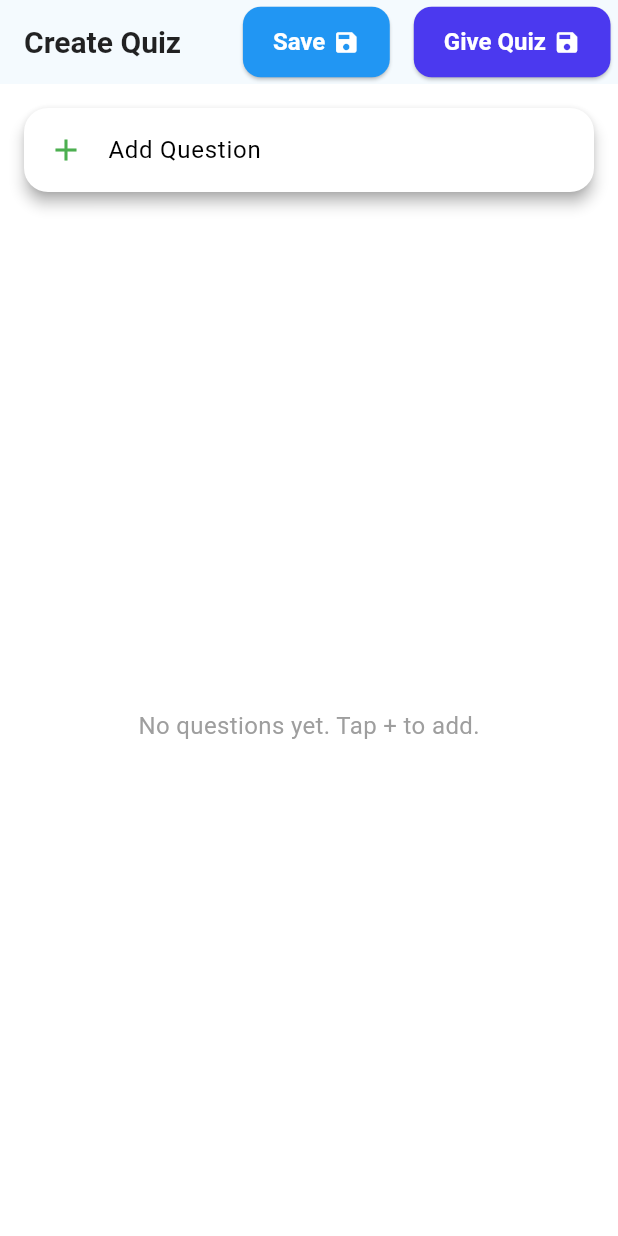
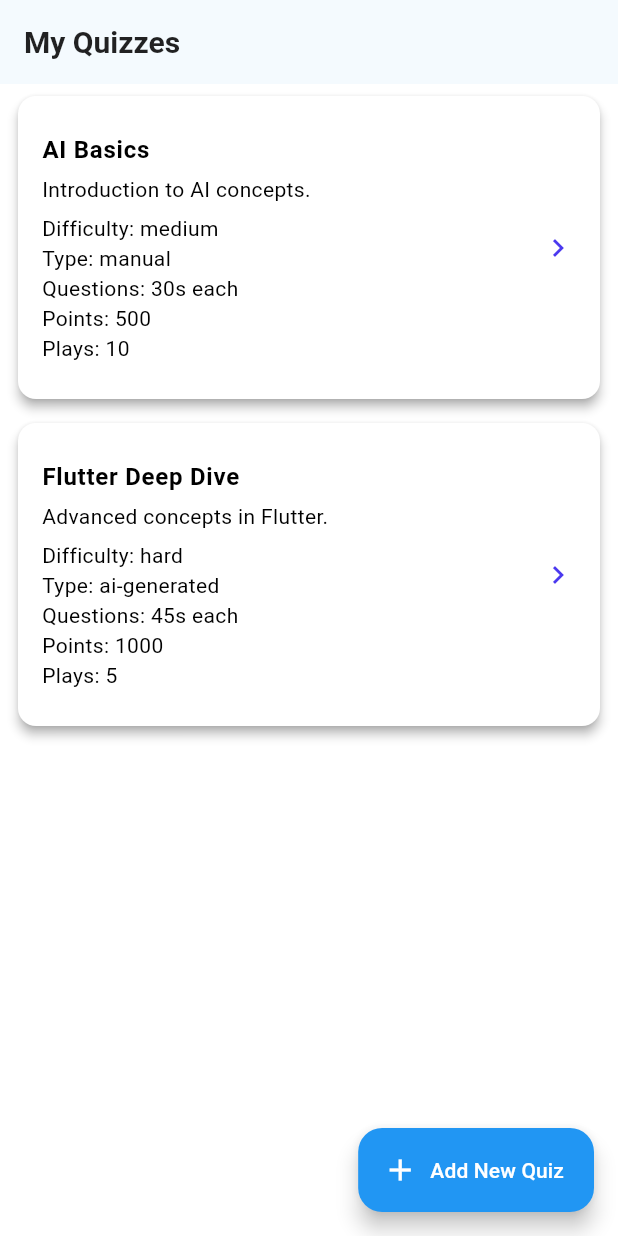
Before and after one commit to darshanvaru/Kvizz, a Flutter app: the screen it shows after launch, on a phone screen of 412 x 824 dp. Run offline on Flutter 3.47's test engine with Material 3 defaults, Android fonts, the phone set to English and light mode, and no system bars; Roboto replaces fonts that are missing (Poppins).

Commit message:
Refactor quiz creation flow and enhance question handling with new Quiz model

```diff
--- a/lib/main.dart
+++ b/lib/main.dart
@@ -1,5 +1,6 @@
 import 'package:flutter/material.dart';
 import 'package:kvizz/screens/create_quiz_screen.dart';
+import 'package:kvizz/screens/my_quiz.dart';
 // import 'package:kvizz/screens/auth_screen.dart';
 import 'package:kvizz/screens/quiz_screen.dart';
 
@@ -79,7 +80,7 @@ class MyApp extends StatelessWidget {
       debugShowCheckedModeBanner: false,
       title: 'Kwizz',
       theme: quizAppTheme,
-      home: QuizCreationScreen()
+      home: MyQuizzesScreen()
     );
   }
 }
--- a/lib/models/Question.dart
+++ b/lib/models/Question.dart
@@ -5,13 +5,7 @@ class QuestionModel {
   QuestionType type;
   String question;
   List<String> options;
-  dynamic correctAnswer;
-  /*
-    Empty for open ended,
-    single item for single and vica versa for multiple,
-    correct order list for reorder,
-    2 for true anf false
-  */
+  List<String> correctAnswer;
 
   QuestionModel({
     required this.id,
--- /dev/null
+++ b/lib/models/Quiz.dart
@@ -0,0 +1,37 @@
+import 'package:kvizz/models/Question.dart';
+
+class Quiz {
+  final String id;
+  final String title;
+  final String description;
+  List<QuestionModel> questions;
+  final String type;
+  final int timePerQuestion;
+  final String questionOrder;
+  final int pointsPerQuestion;
+  final int timesPlayed;
+  final int averageScore;
+  final int totalUserPlayed;
+  final int participantLimit;
+  final String difficulty;
+  final bool isActive;
+  final DateTime createdAt;
+
+  Quiz({
+    required this.id,
+    required this.title,
+    required this.description,
+    required this.questions,
+    required this.type,
+    required this.timePerQuestion,
+    required this.questionOrder,
+    required this.pointsPerQuestion,
+    required this.timesPlayed,
+    required this.averageScore,
+    required this.totalUserPlayed,
+    required this.participantLimit,
+    required this.difficulty,
+    required this.isActive,
+    required this.createdAt,
+  });
+}
--- a/lib/providers/dummy_data.dart
+++ b/lib/providers/dummy_data.dart
@@ -1,32 +1,74 @@
 import '../models/Question.dart';
+import '../models/Quiz.dart';
 
 final List<QuestionModel> questions = [
-  // QuestionModel(
-  //   id: DateTime.now().millisecondsSinceEpoch.toString(),
-  //   question: "What is the capital of France?",
-  //   options: ["Paris", "London", "Berlin", "Rome"],
-  //   type: QuestionType.single,
-  //   correctAnswer: 0,
-  // ),
-  // QuestionModel(
-  //   id: DateTime.now().millisecondsSinceEpoch.toString(),
-  //   question: "Select the programming languages.",
-  //   options: ["Python", "Flutter", "C++", "HTML"],
-  //   type: QuestionType.multiple,
-  //   correctAnswer: {0, 2},
-  // ),
-  // QuestionModel(
-  //   id: DateTime.now().millisecondsSinceEpoch.toString(),
-  //   question: "Describe your experience with AI.",
-  //   options: [],
-  //   type: QuestionType.open,
-  //   correctAnswer: ["good", "excellent", "Fabulous"],
-  // ),
-  // QuestionModel(
-  //   id: DateTime.now().millisecondsSinceEpoch.toString(),
-  //   question: "Arrange the steps in priority.",
-  //   options: ["Plan", "Code", "Design", "Test"],
-  //   type: QuestionType.reorder,
-  //   correctAnswer: ["Plan", "Design", "Code", "Test"],
-  // ),
+  QuestionModel(
+    id: DateTime.now().millisecondsSinceEpoch.toString(),
+    question: "What is the capital of France?",
+    options: ["Paris", "London", "Berlin", "Rome"],
+    type: QuestionType.single,
+    correctAnswer: ["Paris"],
+  ),
+  QuestionModel(
+    id: DateTime.now().millisecondsSinceEpoch.toString(),
+    question: "Select the programming languages.",
+    options: ["Python", "Flutter", "C++", "HTML"],
+    type: QuestionType.multiple,
+    correctAnswer: ["python", "c++"],
+  ),
+  QuestionModel(
+    id: DateTime.now().millisecondsSinceEpoch.toString(),
+    question: "Describe your experience with AI.",
+    options: [],
+    type: QuestionType.open,
+    correctAnswer: ["good", "excellent", "Fabulous"],
+  ),
+  QuestionModel(
+    id: DateTime.now().millisecondsSinceEpoch.toString(),
+    question: "Arrange the steps in priority.",
+    options: ["Plan", "Code", "Design", "Test"],
+    type: QuestionType.reorder,
+    correctAnswer: ["Plan", "Design", "Code", "Test"],
+  ),
 ];
+
+final List<Quiz> dummyQuizzes = [
+  Quiz(
+    id: "1",
+    title: "AI Basics",
+    description: "Introduction to AI concepts.",
+    questions: questions,
+    type: "manual",
+    timePerQuestion: 30,
+    questionOrder: "fixed",
+    pointsPerQuestion: 500,
+    timesPlayed: 10,
+    averageScore: 75,
+    totalUserPlayed: 20,
+    participantLimit: 10,
+    difficulty: "medium",
+    isActive: true,
+    createdAt: DateTime.now().subtract(const Duration(days: 2)),
+  ),
+  Quiz(
+    id: "2",
+    title: "Flutter Deep Dive",
+    description: "Advanced concepts in Flutter.",
+    questions: questions,
+    type: "ai-generated",
+    timePerQuestion: 45,
+    questionOrder: "random",
+    pointsPerQuestion: 1000,
+    timesPlayed: 5,
+    averageScore: 60,
+    totalUserPlayed: 8,
+    participantLimit: 20,
+    difficulty: "hard",
+    isActive: true,
+    createdAt: DateTime.now().subtract(const Duration(days: 1)),
+  ),
+];
+
+void clearDummyData() {
+  questions.clear();
+}
--- a/lib/screens/create_quiz_screen.dart
+++ b/lib/screens/create_quiz_screen.dart
@@ -10,12 +10,22 @@ import '../widgets/question_types_widgets/single_choice_question_widget.dart';
 import '../widgets/question_types_widgets/true_false_question_widget.dart';
 
 class QuizCreationScreen extends StatefulWidget {
+  final List<QuestionModel>? questions;
+
+  QuizCreationScreen({Key? key, this.questions}) : super(key: key);
+
   @override
   _QuizCreationScreenState createState() => _QuizCreationScreenState();
 }
 
 class _QuizCreationScreenState extends State<QuizCreationScreen> {
-  List<QuestionModel> questions = [];
+  late List<QuestionModel> questions;
+
+  @override
+  void initState() {
+    super.initState();
+    questions = widget.questions ?? [];
+  }
 
   void _addQuestion(QuestionType type) {
     final newQuestion = QuestionModel(
@@ -65,7 +75,7 @@ class _QuizCreationScreenState extends State<QuizCreationScreen> {
               return;
             }
           }
-          if (!q.options.contains(q.options[q.correctAnswer.first])) {
+          if (!q.options.contains(q.correctAnswer.first)) {
             _showError(
               'Single choice question "${q.question}" must have a correct answer selected.',
             );
@@ -100,7 +110,7 @@ class _QuizCreationScreenState extends State<QuizCreationScreen> {
           print("Correct answer type: ${q.correctAnswer.runtimeType}");
           print("Correct answer list: ${q.correctAnswer}");
           // q.correctAnswer.every((answer) => print({answer.trim()}));?
-          if (q.correctAnswer.isEmpty || q.correctAnswer.trim().isEmpty) {
+          if (q.correctAnswer.isEmpty) {
             _showError(
               'Open-ended question "${q.question}" must have a correct answer.',
             );
@@ -116,24 +126,6 @@ class _QuizCreationScreenState extends State<QuizCreationScreen> {
             );
             return;
           }
-          // List<String> correctOrder = q.correctAnswer
-          //     .split(',')
-          //     .map((e) => e.trim())
-          //     .where((e) => e.isNotEmpty)
-          //     .toList();
-          //
-          // if (correctOrder.length != q.options.length) {
-          //   _showError(
-          //     'Reorder question "${q.question}" must have correct order matching all options.',
-          //   );
-          //   return;
-          // }
-          // if (!Set.from(q.options).containsAll(correctOrder)) {
-          //   _showError(
-          //     'Correct order does not match options in question "${q.question}".',
-          //   );
-          //   return;
-          // }
           print("Reorder question log");
           print("Reorder question options: ${q.options}");
           print("Reorder question correct answer: ${q.correctAnswer}");
@@ -142,7 +134,7 @@ class _QuizCreationScreenState extends State<QuizCreationScreen> {
 
         case QuestionType.trueFalse:
           print("Correct answer type: ${q.correctAnswer.runtimeType}");
-          if (!(q.correctAnswer == 'True' || q.correctAnswer == 'False')) {
+          if (!(q.correctAnswer.first == 'True' || q.correctAnswer.first == 'False')) {
             _showError(
               'True/False question "${q.question}" must have a correct answer selected.',
             );
@@ -151,7 +143,7 @@ class _QuizCreationScreenState extends State<QuizCreationScreen> {
           break;
       }
     }
-    print("___out of switch");
+    print("___out of Validation switch");
 
     // Reorder question shuffling (don’t change correctAnswer!)
     for (var q in questions) {
@@ -163,7 +155,9 @@ class _QuizCreationScreenState extends State<QuizCreationScreen> {
       }
     }
 
+
     // Save to dummy data
+    dummy_data.clearDummyData(); // Clear existing questions
     dummy_data.questions.addAll(questions);
 
     ScaffoldMessenger.of(
@@ -234,13 +228,34 @@ class _QuizCreationScreenState extends State<QuizCreationScreen> {
   Widget build(BuildContext context) {
     return Scaffold(
       appBar: AppBar(
-        title: Row(
+        title: FittedBox(
+          child: Row(
             mainAxisAlignment: MainAxisAlignment.spaceBetween,
             children: [
               Text('Create Quiz'),
-            Padding(
-              padding: const EdgeInsets.symmetric(vertical: 18.0),
-              child: ElevatedButton(
+            ],
+          ),
+        ),
+        actions: [
+          Row(
+            children: [
+              ElevatedButton(
+                onPressed: () {
+                  Navigator.of(context).pushReplacement(
+                    MaterialPageRoute(builder: (context) => QuizScreen()),
+                  );
+                },
+                child: Row(
+                  mainAxisSize: MainAxisSize.min,
+                  children: [
+                    Text("Give Quiz"),
+                    SizedBox(width: 5),
+                    Icon(Icons.save),
+                  ],
+                ),
+              ),
+              SizedBox(width: 5),
+              ElevatedButton(
                 onPressed: questions.isEmpty
                     ? () {
                   ScaffoldMessenger.of(context).showSnackBar(
@@ -284,30 +299,7 @@ class _QuizCreationScreenState extends State<QuizCreationScreen> {
                     Icon(Icons.save),
                   ],
                 ),
-              ),
-            ),
-          ],
-        ),
-        actions: [
-          Row(
-            children: [
-              ElevatedButton(
-                onPressed: () {
-                  Navigator.of(context).pushReplacement(
-                    MaterialPageRoute(builder: (context) => QuizScreen()),
-                  );
-                },
-                child: Row(
-                  mainAxisSize: MainAxisSize.min,
-                  children: [
-                    Text("Give Quiz"),
-                    SizedBox(width: 5),
-                    Icon(Icons.save),
-                  ],
-                ),
-              ),
-
-              SizedBox(width: 5),
+              )
             ],
           ),
         ],
@@ -355,7 +347,7 @@ class _QuizCreationScreenState extends State<QuizCreationScreen> {
                             borderRadius: BorderRadius.circular(10),
                             boxShadow: [
                               BoxShadow(
-                                color: Colors.grey.withOpacity(0.8),
+                                color: Colors.grey.withValues(alpha: 0.8),
                                 spreadRadius: 2,
                                 blurRadius: 5,
                               ),
--- /dev/null
+++ b/lib/screens/my_quiz.dart
@@ -0,0 +1,70 @@
+import 'package:flutter/material.dart';
+import '../providers/dummy_data.dart';
+import 'create_quiz_screen.dart';
+
+class MyQuizzesScreen extends StatelessWidget {
+  const MyQuizzesScreen({super.key});
+
+  @override
+  Widget build(BuildContext context) {
+    return Scaffold(
+      appBar: AppBar(
+        title: const Text("My Quizzes"),
+      ),
+      body: ListView.builder(
+        itemCount: dummyQuizzes.length,
+        itemBuilder: (ctx, index) {
+          final quiz = dummyQuizzes[index];
+          return InkWell(
+            onTap: () {
+              print("On Tap for quiz: ${quiz.title}");
+              Navigator.push(
+                context,
+                MaterialPageRoute(builder: (_) => QuizCreationScreen(questions: quiz.questions)),
+              );
+            },
+            child: Card(
+              margin: const EdgeInsets.symmetric(horizontal: 12, vertical: 8),
+              elevation: 3,
+              shape: RoundedRectangleBorder(borderRadius: BorderRadius.circular(12)),
+              child: ListTile(
+                contentPadding: const EdgeInsets.all(16),
+                title: Text(
+                  quiz.title,
+                  style: const TextStyle(fontWeight: FontWeight.bold),
+                ),
+                subtitle: Column(
+                  crossAxisAlignment: CrossAxisAlignment.start,
+                  children: [
+                    const SizedBox(height: 4),
+                    Text(quiz.description),
+                    const SizedBox(height: 6),
+                    Text("Difficulty: ${quiz.difficulty}"),
+                    Text("Type: ${quiz.type}"),
+                    Text("Questions: ${quiz.timePerQuestion}s each"),
+                    Text("Points: ${quiz.pointsPerQuestion}"),
+                    Text("Plays: ${quiz.timesPlayed}"),
+                  ],
+                ),
+                trailing: Icon(
+                  Icons.chevron_right,
+                  color: Theme.of(context).primaryColor,
+                ),
+              ),
+            ),
+          );
+        },
+      ),
+      floatingActionButton: FloatingActionButton.extended(
+        onPressed: () {
+          Navigator.push(
+            context,
+            MaterialPageRoute(builder: (_) => QuizCreationScreen()),
+          );
+        },
+        label: const Text("Add New Quiz"),
+        icon: const Icon(Icons.add),
+      ),
+    );
+  }
+}
--- a/lib/screens/quiz_screen.dart
+++ b/lib/screens/quiz_screen.dart
@@ -95,13 +95,13 @@ class _QuizScreenState extends State<QuizScreen> with TickerProviderStateMixin {
 
     switch (question.type) {
       case QuestionType.single:
-        isCorrect = selectedRadio == question.correctAnswer.first;
+        isCorrect = question.options[selectedRadio?? 0] == question.correctAnswer.first;
         pointsAwarded = isCorrect ? 1 : 0;
 
         print("-------------------");
         print("Question Type: ${question.type}");
         print("Question: ${question.question}");
-        print("Answer: ${question.options[question.correctAnswer.first]}");
+        print("Answer: ${question.correctAnswer.first}");
         print("Answer Submitted: ${selectedRadio != null ? question.options[selectedRadio!] : 'None'}");
         print("Is Correct? $isCorrect");
         print("Time Taken: $timeTaken Milliseconds");
@@ -114,16 +114,16 @@ class _QuizScreenState extends State<QuizScreen> with TickerProviderStateMixin {
         break;
 
       case QuestionType.multiple:
-        Set<int> correct = Set<int>.from(question.correctAnswer);
-        isCorrect =
-            Set<int>.from(selectedIndexes).containsAll(correct) &&
-                selectedIndexes.length == correct.length;
+        isCorrect = selectedIndexes.every((index) => question.correctAnswer.contains(question.options[index])) &&
+            selectedIndexes.length == question.correctAnswer.length;
+            // Set<int>.from(selectedIndexes).containsAll(correct) &&
+            //     selectedIndexes.length == correct.length;
         pointsAwarded = isCorrect ? 1 : 0;
 
         print("-------------------");
         print("Question Type: ${question.type}");
         print("Question: ${question.question}");
-        print("Correct Answers: ${correct.map((i) => question.options[i]).join(', ')}");
+        print("Correct Answers: ${(question.correctAnswer as List).map((i) => question.options[i]).join(', ')}");
         print("Selected Answers: ${selectedIndexes.map((i) => question.options[i]).join(', ')}");
         print("Is Correct? $isCorrect");
         print("Time Taken: $timeTaken Milliseconds");
@@ -137,21 +137,14 @@ class _QuizScreenState extends State<QuizScreen> with TickerProviderStateMixin {
 
       case QuestionType.open:
         final answer = answerController.text.trim();
-        bool isStringInList(String input, List<String> options) {
-          return options.any(
-                (element) => element.trim().toLowerCase() == input.trim().toLowerCase(),
-          );
-        }
-
-        isCorrect = answer.isNotEmpty &&
-            isStringInList(answer, question.correctAnswer.split(','));
+        isCorrect = answer.isNotEmpty && question.correctAnswer.contains(answer);
 
         pointsAwarded = isCorrect ? 1 : 0;
 
         print("-------------------");
         print("Question Type: ${question.type}");
         print("Question: ${question.question}");
-        print("Correct Answers: ${question.correctAnswer}");
+        print("Correct Answers: ${question.correctAnswer.join(', ')}");
         print("Answer Submitted: $answer");
         print("Is Correct? $isCorrect");
         print("Time Taken: $timeTaken Milliseconds");
@@ -165,7 +158,7 @@ class _QuizScreenState extends State<QuizScreen> with TickerProviderStateMixin {
 
       case QuestionType.reorder:
         List<String> userOrder = reorderedOptions.map((e) => e.value).toList();
-        List<String> correctOrder = List<String>.from(question.correctAnswer);
+        List<String> correctOrder = question.correctAnswer;
 
         isCorrect = const ListEquality().equals(userOrder, correctOrder);
         pointsAwarded = isCorrect ? 1 : 0;
@@ -186,20 +179,18 @@ class _QuizScreenState extends State<QuizScreen> with TickerProviderStateMixin {
         break;
 
       case QuestionType.trueFalse:
-        print("SelectedRadio: $selectedRadio");
-        print("CorrectAnswer (String): ${question.correctAnswer}");
+        // Convert the string "true"/"false" to index: 1 for true, 0 for false
+        // int correctIndex = question.correctAnswer.first.toLowerCase() == "true" ? 1 : 0;
+        String selectedLabel = selectedRadio == 0 ? "true" : "false";
 
-        // Convert the string "true"/"false" to index: 1 for true, 0 for false
-        int correctIndex = question.correctAnswer.trim().toLowerCase() == "true" ? 1 : 0;
-
-        isCorrect = selectedRadio == correctIndex;
+        isCorrect = selectedLabel == question.correctAnswer.first.toLowerCase();
         pointsAwarded = isCorrect ? 1 : 0;
 
         print("-------------------");
         print("Question Type: ${question.type}");
         print("Question: ${question.question}");
-        print("Correct Answer: ${correctIndex == 1 ? 'True' : 'False'}");
-        print("Answer Submitted: ${selectedRadio == 1 ? 'True' : selectedRadio == 0 ? 'False' : 'None'}");
+        print("Correct Answer: ${question.correctAnswer.first}");
+        print("Answer Submitted: ${selectedLabel}");
         print("Is Correct? $isCorrect");
         print("Time Taken: $timeTaken seconds");
         print("-------------------");
@@ -238,6 +229,7 @@ class _QuizScreenState extends State<QuizScreen> with TickerProviderStateMixin {
 
   @override
   Widget build(BuildContext context) {
+
     ///Result screen
     if (currentIndex >= questions.length) {
       return Scaffold(
@@ -431,8 +423,9 @@ class _QuizScreenState extends State<QuizScreen> with TickerProviderStateMixin {
                       if (question.type == QuestionType.single)
                         ...List.generate(question.options.length, (index) {
                           final isSelected = selectedRadio == index;
-                          final isCorrect =
-                              answered && index == question.correctAnswer.first;
+                          final isCorrect = question.options[index] == question.correctAnswer.first;
+                          // final isCorrect =
+                          //     answered && index == question.correctAnswer;
                           final isIncorrect =
                               answered && isSelected && !isCorrect;
 
@@ -497,9 +490,7 @@ class _QuizScreenState extends State<QuizScreen> with TickerProviderStateMixin {
                                   ? null
                                   : () => setState(() {
                                       selectedRadio = index;
-                                      timeTaken = DateTime.now()
-                                          .difference(questionStartTime!)
-                                          .inMilliseconds;
+                                      timeTaken = DateTime.now().difference(questionStartTime!).inMilliseconds;
                                       answered = true;
                                     }),
                             ),
@@ -513,20 +504,14 @@ class _QuizScreenState extends State<QuizScreen> with TickerProviderStateMixin {
                           children: [
                             // Options
                             ...List.generate(question.options.length, (index) {
-                              final isSelected = selectedIndexes.contains(
-                                index,
-                              );
+                              final isSelected = selectedIndexes.contains(index);
                               final isCorrect =
                                   (answered || timeUp) &&
-                                  (question.correctAnswer as List).contains(
-                                    index,
-                                  );
+                                  question.correctAnswer.contains(question.options[index]);
                               final isIncorrect =
                                   (answered || timeUp) &&
                                   isSelected &&
-                                  (question.correctAnswer as List).contains(
-                                    index,
-                                  );
+                                  !question.correctAnswer.contains(question.options[index]);
 
                               // Colors and styles
                               Color? tileColor = Colors.white;
@@ -741,7 +726,7 @@ class _QuizScreenState extends State<QuizScreen> with TickerProviderStateMixin {
                           crossAxisAlignment: CrossAxisAlignment.stretch,
                           children: [
                             ...List.generate(2, (index) {
-                              final correctAnswerIndex = question.correctAnswer.toString().toLowerCase() == 'true' ? 1 : 0;
+                              final correctAnswerIndex = question.correctAnswer.first.toLowerCase() == 'true' ? 0 : 1;
                               final isSelected = selectedRadio == index;
                               final isCorrect = answered && index == correctAnswerIndex;
                               final isIncorrect = answered && isSelected && !isCorrect;
@@ -800,9 +785,7 @@ class _QuizScreenState extends State<QuizScreen> with TickerProviderStateMixin {
                                     setState(() {
                                       selectedRadio = index;
                                       answered = true;
-                                      timeTaken = DateTime.now()
-                                          .difference(questionStartTime!)
-                                          .inMilliseconds;
+                                      timeTaken = DateTime.now().difference(questionStartTime!).inMilliseconds;
                                     });
                                   },
                                 ),
```
Also changed, not shown: lib/widgets/question_types_widgets/multiple_choice_question_widget.dart (+16 -14 lines), lib/widgets/question_types_widgets/open_ended_question_widget.dart (+14 -11 lines), lib/widgets/question_types_widgets/single_choice_question_widget.dart (+22 -23 lines), lib/widgets/question_types_widgets/true_false_question_widget.dart (+11 -10 lines). Lines whose indentation alone changed are shown as unchanged.
